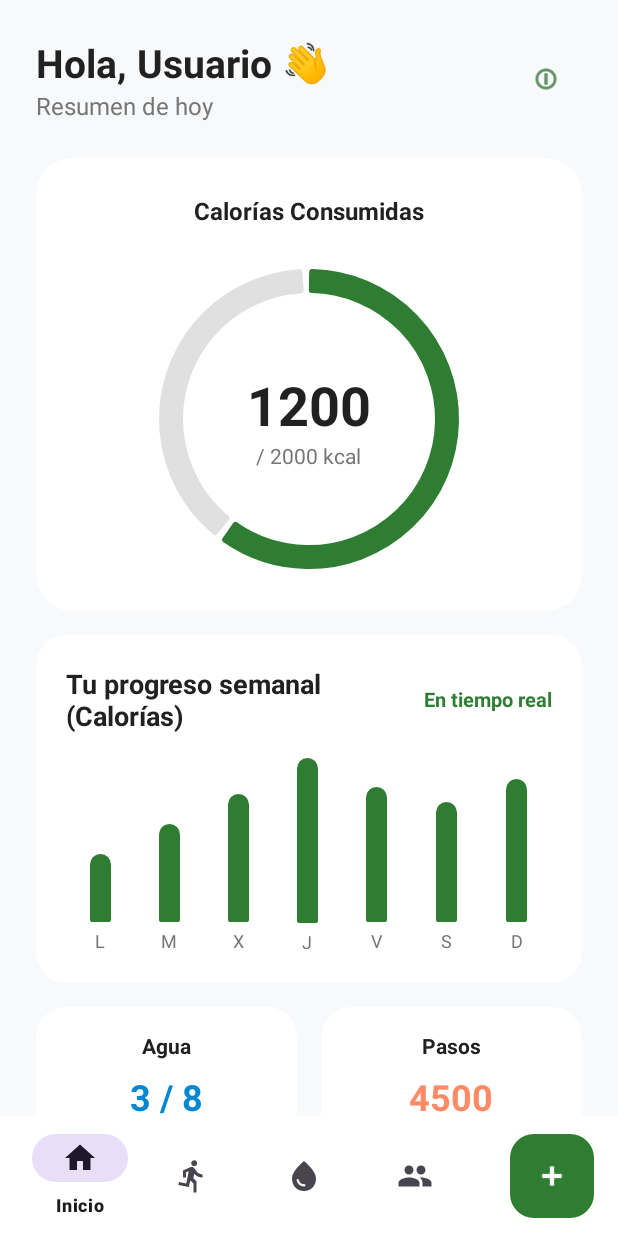
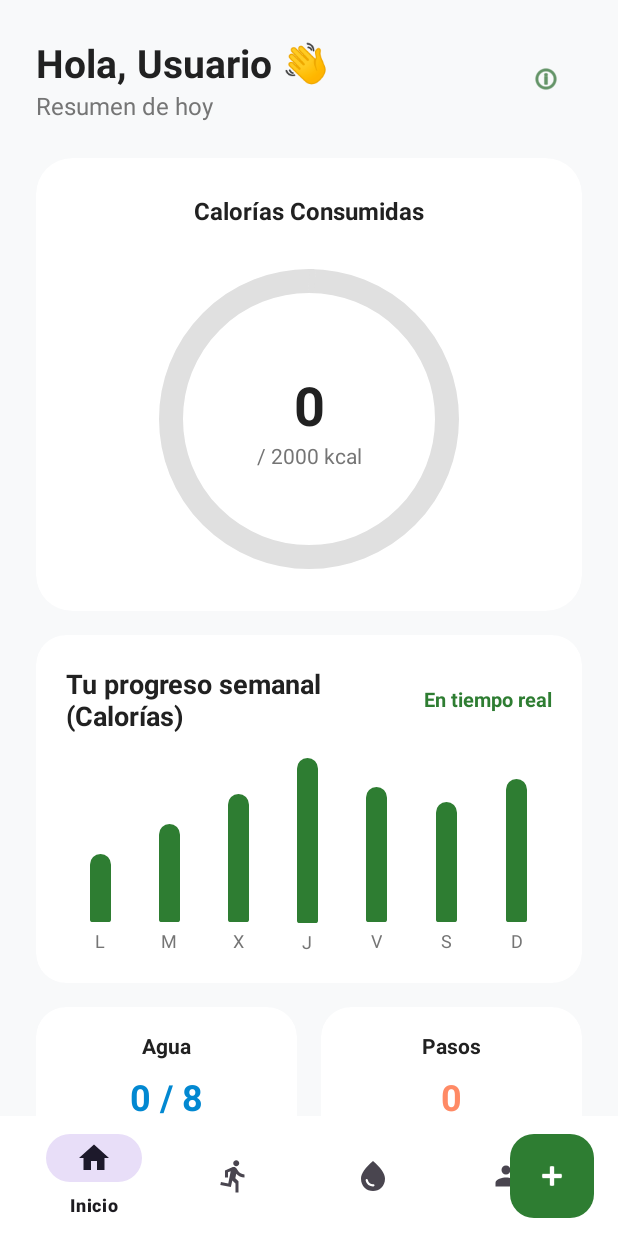
Before and after one commit to pandekechu/nutrivi, an Android app: the screen it shows after launch once a user with an empty profile is signed in (MainActivity), on a phone screen of 412 x 824 dp. Run offline under Robolectric (Android 15) with nearby library versions, the phone set to English and light mode, and no system bars; our stand-ins replace Firebase (no records; nobody signed in at launch, a user with empty details on screens opened directly).

Commit message:
modifique varias cosas del codigo

```diff
--- a/app/src/main/AndroidManifest.xml
+++ b/app/src/main/AndroidManifest.xml
@@ -61,6 +61,10 @@
             android:name=".CameraActivity"
             android:exported="false"
             android:windowSoftInputMode="adjustResize" />
+        <activity
+            android:name=".AdminActivity"
+            android:exported="false"
+            android:windowSoftInputMode="adjustResize" />
     </application>
 
 </manifest>
--- a/app/src/main/java/cl/ipvg/nutrivi/AguaFragment.java
+++ b/app/src/main/java/cl/ipvg/nutrivi/AguaFragment.java
@@ -17,7 +17,7 @@ public class AguaFragment extends Fragment {
     private TextView tvAguaHoy, tvAguaSemanal, tvAguaMensual;
     private MaterialButton btnSumarAgua;
     private SwitchMaterial switchWaterReminder;
-    private int vasosAgua = 3;
+    private int vasosAgua = 0;
     private int metaAgua = 8;
 
     @Nullable
@@ -44,7 +44,7 @@ public class AguaFragment extends Fragment {
                 vasosAgua++;
                 NutriViPrefs.setWaterToday(requireContext(), vasosAgua);
                 actualizarUI();
-                Toast.makeText(getContext(), "¡Bien hecho! Vaso registrado 💧", Toast.LENGTH_SHORT).show();
+                Toast.makeText(getContext(), "¡Bien hecho! Vaso registrado", Toast.LENGTH_SHORT).show();
             } else {
                 Toast.makeText(getContext(), "¡Meta de agua diaria alcanzada!", Toast.LENGTH_SHORT).show();
             }
--- a/app/src/main/java/cl/ipvg/nutrivi/CameraActivity.java
+++ b/app/src/main/java/cl/ipvg/nutrivi/CameraActivity.java
@@ -150,10 +150,10 @@ public class CameraActivity extends AppCompatActivity {
 
     private void mostrarResultadoIA(String resultado) {
         new AlertDialog.Builder(this)
-                .setTitle("🍽️ Resultado del Análisis IA")
+                .setTitle("Resultado del Análisis IA")
                 .setMessage(resultado)
                 .setPositiveButton("Registrar", (dialog, which) -> {
-                    Toast.makeText(this, "¡Calorías registradas con éxito! ✅", Toast.LENGTH_SHORT).show();
+                    Toast.makeText(this, "¡Calorías registradas con éxito!", Toast.LENGTH_SHORT).show();
                     finish();
                 })
                 .setNegativeButton("Repetir foto", (dialog, which) -> {
--- a/app/src/main/java/cl/ipvg/nutrivi/CommunityFragment.java
+++ b/app/src/main/java/cl/ipvg/nutrivi/CommunityFragment.java
@@ -172,7 +172,7 @@ public class CommunityFragment extends Fragment {
         db.collection("recetas")
                 .add(recetaMap)
                 .addOnSuccessListener(documentReference -> {
-                    Toast.makeText(getContext(), "¡Receta publicada con éxito! 🎉", Toast.LENGTH_SHORT).show();
+                    Toast.makeText(getContext(), "¡Receta publicada con éxito!", Toast.LENGTH_SHORT).show();
                     cargarRecetasDesdeFirestore();
                 })
                 .addOnFailureListener(e -> Toast.makeText(getContext(), "Error al publicar: " + e.getMessage(), Toast.LENGTH_SHORT).show());
@@ -192,7 +192,7 @@ public class CommunityFragment extends Fragment {
         db.collection("recetas").document(recetaId)
                 .update(recetaMap)
                 .addOnSuccessListener(aVoid -> {
-                    Toast.makeText(getContext(), "¡Receta actualizada con éxito! ✏️", Toast.LENGTH_SHORT).show();
+                    Toast.makeText(getContext(), "¡Receta actualizada con éxito!", Toast.LENGTH_SHORT).show();
                     cargarRecetasDesdeFirestore();
                 })
                 .addOnFailureListener(e -> Toast.makeText(getContext(), "Error al actualizar: " + e.getMessage(), Toast.LENGTH_SHORT).show());
--- a/app/src/main/java/cl/ipvg/nutrivi/DashboardFragment.java
+++ b/app/src/main/java/cl/ipvg/nutrivi/DashboardFragment.java
@@ -47,13 +47,13 @@ public class DashboardFragment extends Fragment {
     private StepReceiver stepReceiver;
 
     private int caloriasMeta = 2000;
-    private int caloriasActuales = 1200;
+    private int caloriasActuales = 0;
 
     private int metaAgua = 8;
-    private int vasosAgua = 3;
+    private int vasosAgua = 0;
 
     private int metaPasos = 10000;
-    private int pasosActuales = 4500;
+    private int pasosActuales = 0;
 
     public DashboardFragment() {
 
@@ -193,7 +193,7 @@ public class DashboardFragment extends Fragment {
                 vasosAgua++;
                 NutriViPrefs.setWaterToday(requireContext(), vasosAgua);
                 actualizarTarjetaAgua();
-                Toast.makeText(getContext(), "¡Bien hecho! Vaso registrado 💧", Toast.LENGTH_SHORT).show();
+                Toast.makeText(getContext(), "¡Bien hecho! Vaso registrado", Toast.LENGTH_SHORT).show();
             } else {
                 Toast.makeText(getContext(), "Meta de agua diaria alcanzada!", Toast.LENGTH_SHORT).show();
             }
--- a/app/src/main/java/cl/ipvg/nutrivi/LoginActivity.java
+++ b/app/src/main/java/cl/ipvg/nutrivi/LoginActivity.java
@@ -227,6 +227,7 @@ public class LoginActivity extends AppCompatActivity {
     }
 
     private void irAMainActivity() {
+        getSharedPreferences("nutrivi_user_data", MODE_PRIVATE).edit().clear().apply();
         Intent intent = new Intent(LoginActivity.this, MainActivity.class);
         startActivity(intent);
         finish();
--- a/app/src/main/java/cl/ipvg/nutrivi/MainActivity.java
+++ b/app/src/main/java/cl/ipvg/nutrivi/MainActivity.java
@@ -50,9 +50,6 @@ public class MainActivity extends AppCompatActivity {
                 return true;
             } else if (itemId == R.id.nav_agua) {
                 cargarFragment(new AguaFragment());
-                return true;
-            } else if (itemId == R.id.nav_profile) {
-                cargarFragment(new ProfileFragment());
                 return true;
             }
             return false;
@@ -107,7 +104,7 @@ public class MainActivity extends AppCompatActivity {
         FirebaseUser user = FirebaseAuth.getInstance().getCurrentUser();
         if (user != null && "admin@nutrivi.cl".equalsIgnoreCase(user.getEmail())) {
             new AlertDialog.Builder(this)
-                    .setTitle("Panel de Administrador 🛡️")
+                    .setTitle("Panel de Administrador")
                     .setMessage("Has iniciado sesión como Administrador. ¿Deseas ver los reportes de recetas y fallos de la app?")
                     .setPositiveButton("Ver Reportes y Fallos", (dialog, which) -> mostrarReportesAdmin())
                     .setNegativeButton("Cerrar", null)
--- a/app/src/main/java/cl/ipvg/nutrivi/NutriViPrefs.java
+++ b/app/src/main/java/cl/ipvg/nutrivi/NutriViPrefs.java
@@ -17,7 +17,7 @@ public final class NutriViPrefs {
     }
 
     public static int getWaterToday(Context context) {
-        return getPrefs(context).getInt(KEY_WATER_TODAY, 3);
+        return getPrefs(context).getInt(KEY_WATER_TODAY, 0);
     }
 
     public static void setWaterToday(Context context, int vasos) {
--- a/app/src/main/java/cl/ipvg/nutrivi/PasosFragment.java
+++ b/app/src/main/java/cl/ipvg/nutrivi/PasosFragment.java
@@ -20,7 +20,7 @@ public class PasosFragment extends Fragment {
     private TextView tvPasosHoy, tvPasosSemanal, tvPasosMensual;
     private LinearProgressIndicator progressPasosDetalle;
     private StepReceiver stepReceiver;
-    private int pasosActuales = 4500;
+    private int pasosActuales = 0;
     private final int metaPasos = 10000;
 
     @Nullable
--- a/app/src/main/java/cl/ipvg/nutrivi/RecetaAdapter.java
+++ b/app/src/main/java/cl/ipvg/nutrivi/RecetaAdapter.java
@@ -100,7 +100,7 @@ public class RecetaAdapter extends RecyclerView.Adapter<RecetaAdapter.RecetaView
                 FirebaseFirestore.getInstance().collection("reportes_recetas")
                         .add(reporte)
                         .addOnSuccessListener(documentReference ->
-                                Toast.makeText(context, "Reporte enviado con éxito 🚨", Toast.LENGTH_SHORT).show()
+                                Toast.makeText(context, "Reporte enviado con éxito", Toast.LENGTH_SHORT).show()
                         )
                         .addOnFailureListener(e ->
                                 Toast.makeText(context, "Error al enviar reporte", Toast.LENGTH_SHORT).show()
--- a/app/src/main/res/layout/activity_main.xml
+++ b/app/src/main/res/layout/activity_main.xml
@@ -13,7 +13,7 @@
         android:id="@+id/fragment_container"
         android:layout_width="match_parent"
         android:layout_height="match_parent"
-        android:layout_marginBottom="?actionBarSize" />
+        android:layout_marginBottom="75dp" />
 
 
     <com.google.android.material.bottomappbar.BottomAppBar
--- a/app/src/main/res/layout/dashboardfragment.xml
+++ b/app/src/main/res/layout/dashboardfragment.xml
@@ -179,31 +179,31 @@
                     android:gravity="bottom">
 
                     <LinearLayout android:layout_width="0dp" android:layout_weight="1" android:layout_height="match_parent" android:orientation="vertical" android:gravity="center_horizontal|bottom">
-                        <View android:layout_width="14dp" android:layout_height="45dp" android:background="@drawable/rounded_bar_bg" />
+                        <View android:id="@+id/bar_l" android:layout_width="14dp" android:layout_height="45dp" android:background="@drawable/rounded_bar_bg" />
                         <TextView android:layout_width="wrap_content" android:layout_height="wrap_content" android:text="L" android:textSize="12sp" android:textColor="@color/text_secondary" android:layout_marginTop="4dp" />
                     </LinearLayout>
                     <LinearLayout android:layout_width="0dp" android:layout_weight="1" android:layout_height="match_parent" android:orientation="vertical" android:gravity="center_horizontal|bottom">
-                        <View android:layout_width="14dp" android:layout_height="65dp" android:background="@drawable/rounded_bar_bg" />
+                        <View android:id="@+id/bar_m" android:layout_width="14dp" android:layout_height="65dp" android:background="@drawable/rounded_bar_bg" />
                         <TextView android:layout_width="wrap_content" android:layout_height="wrap_content" android:text="M" android:textSize="12sp" android:textColor="@color/text_secondary" android:layout_marginTop="4dp" />
                     </LinearLayout>
                     <LinearLayout android:layout_width="0dp" android:layout_weight="1" android:layout_height="match_parent" android:orientation="vertical" android:gravity="center_horizontal|bottom">
-                        <View android:layout_width="14dp" android:layout_height="85dp" android:background="@drawable/rounded_bar_bg" />
+                        <View android:id="@+id/bar_x" android:layout_width="14dp" android:layout_height="85dp" android:background="@drawable/rounded_bar_bg" />
                         <TextView android:layout_width="wrap_content" android:layout_height="wrap_content" android:text="X" android:textSize="12sp" android:textColor="@color/text_secondary" android:layout_marginTop="4dp" />
                     </LinearLayout>
                     <LinearLayout android:layout_width="0dp" android:layout_weight="1" android:layout_height="match_parent" android:orientation="vertical" android:gravity="center_horizontal|bottom">
-                        <View android:layout_width="14dp" android:layout_height="110dp" android:background="@drawable/rounded_bar_bg" />
+                        <View android:id="@+id/bar_j" android:layout_width="14dp" android:layout_height="110dp" android:background="@drawable/rounded_bar_bg" />
                         <TextView android:layout_width="wrap_content" android:layout_height="wrap_content" android:text="J" android:textSize="12sp" android:textColor="@color/text_secondary" android:layout_marginTop="4dp" />
                     </LinearLayout>
                     <LinearLayout android:layout_width="0dp" android:layout_weight="1" android:layout_height="match_parent" android:orientation="vertical" android:gravity="center_horizontal|bottom">
-                        <View android:layout_width="14dp" android:layout_height="90dp" android:background="@drawable/rounded_bar_bg" />
+                        <View android:id="@+id/bar_v" android:layout_width="14dp" android:layout_height="90dp" android:background="@drawable/rounded_bar_bg" />
                         <TextView android:layout_width="wrap_content" android:layout_height="wrap_content" android:text="V" android:textSize="12sp" android:textColor="@color/text_secondary" android:layout_marginTop="4dp" />
                     </LinearLayout>
                     <LinearLayout android:layout_width="0dp" android:layout_weight="1" android:layout_height="match_parent" android:orientation="vertical" android:gravity="center_horizontal|bottom">
-                        <View android:layout_width="14dp" android:layout_height="80dp" android:background="@drawable/rounded_bar_bg" />
+                        <View android:id="@+id/bar_s" android:layout_width="14dp" android:layout_height="80dp" android:background="@drawable/rounded_bar_bg" />
                         <TextView android:layout_width="wrap_content" android:layout_height="wrap_content" android:text="S" android:textSize="12sp" android:textColor="@color/text_secondary" android:layout_marginTop="4dp" />
                     </LinearLayout>
                     <LinearLayout android:layout_width="0dp" android:layout_weight="1" android:layout_height="match_parent" android:orientation="vertical" android:gravity="center_horizontal|bottom">
-                        <View android:id="@+id/bar_cal_hoy" android:layout_width="14dp" android:layout_height="95dp" android:background="@drawable/rounded_bar_bg" />
+                        <View android:id="@+id/bar_d" android:layout_width="14dp" android:layout_height="95dp" android:background="@drawable/rounded_bar_bg" />
                         <TextView android:layout_width="wrap_content" android:layout_height="wrap_content" android:text="D" android:textSize="12sp" android:textColor="@color/text_secondary" android:layout_marginTop="4dp" />
                     </LinearLayout>
 
--- a/app/src/main/res/menu/bottom_nav_menu.xml
+++ b/app/src/main/res/menu/bottom_nav_menu.xml
@@ -16,8 +16,4 @@
         android:id="@+id/nav_community"
         android:title="Comunidad"
         android:icon="@drawable/ic_comunidad" />
-    <item
-        android:id="@+id/nav_profile"
-        android:title="Perfil"
-        android:icon="@android:drawable/ic_menu_info_details" />
 </menu>
```
Also changed, not shown: app/src/main/java/cl/ipvg/nutrivi/AdminActivity.java (added, +55 -0 lines), app/src/main/java/cl/ipvg/nutrivi/AdminReporteAdapter.java (added, +51 -0 lines), app/src/main/java/cl/ipvg/nutrivi/ProfileFragment.java (+20 -2 lines), app/src/main/java/cl/ipvg/nutrivi/Reporte.java (added, +29 -0 lines), app/src/main/res/layout/activity_admin.xml (added, +24 -0 lines), app/src/main/res/layout/fragment_profile.xml (+23 -6 lines), app/src/main/res/layout/item_reporte.xml (added, +49 -0 lines).
